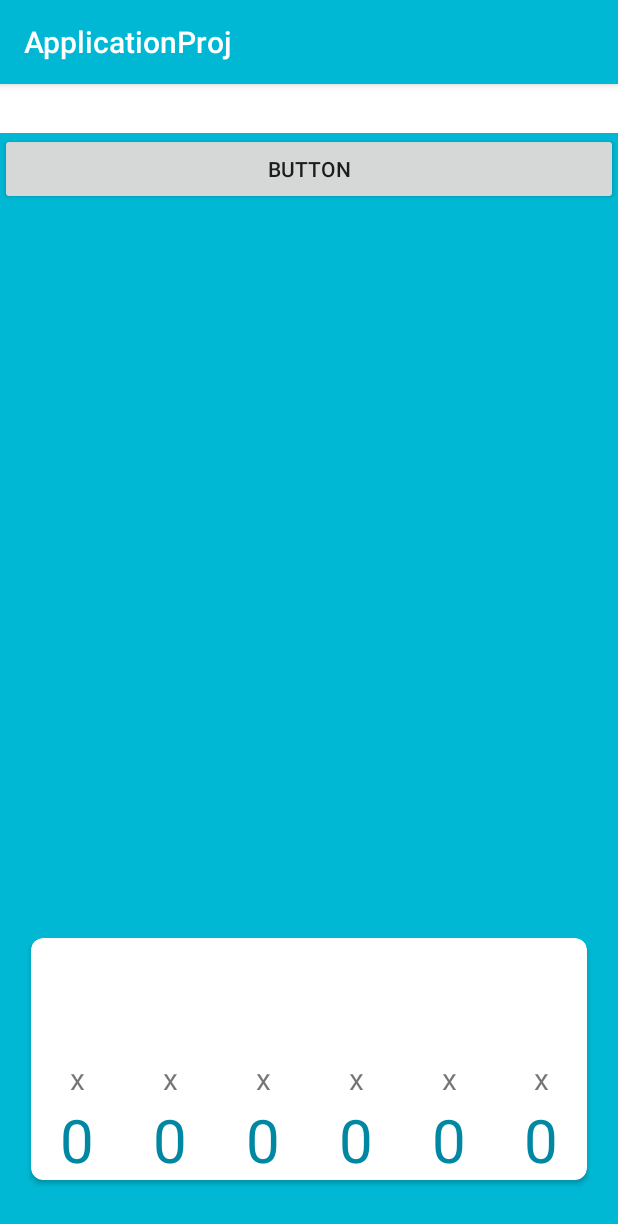
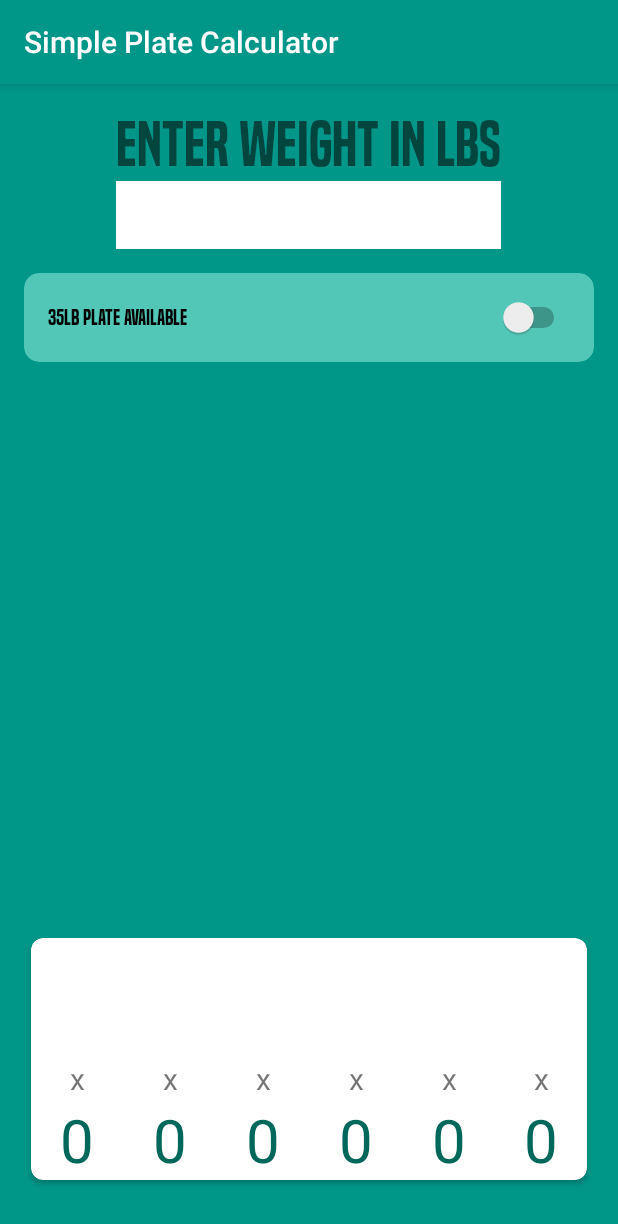
Before and after one commit to TJBlack31/WeightCalculator, an Android app: the fragment WeightDisplay placed in its activity, on a phone screen of 412 x 824 dp. Shown: the top 1224 px of the screen. Run offline under Robolectric (Android 15) with nearby library versions, the phone set to English and light mode, and no system bars.

Commit message:
Added some new typefaces and changed some colors.  Still need to add logic for plates available to the user

```diff
--- /dev/null
+++ b/app/src/main/java/com/morticia/android/applicationproj/FontUtil.java
@@ -0,0 +1,32 @@
+package com.morticia.android.applicationproj;
+
+import android.content.Context;
+import android.graphics.Typeface;
+import android.widget.EditText;
+import android.widget.Switch;
+import android.widget.TextView;
+
+/**
+ * Created by Morticia on 3/24/18.
+ */
+
+public class FontUtil {
+
+    public static void setTextType(TextView textView, Context context){
+        Typeface type = Typeface.createFromAsset(context.getAssets(),"fonts/built titling sb.ttf");
+        textView.setTypeface(type);
+    }
+    public static void setTextType(Switch switchTxt, Context context){
+        Typeface type = Typeface.createFromAsset(context.getAssets(),"fonts/built titling sb.ttf");
+        switchTxt.setTypeface(type);
+    }
+    public static void setNoType(EditText editTxt, Context context){
+        Typeface type = Typeface.createFromAsset(context.getAssets(),"fonts/39smooth.ttf");
+        editTxt.setTypeface(type);
+    }
+
+    public static void setNoType(TextView num, Context context){
+        Typeface type = Typeface.createFromAsset(context.getAssets(),"fonts/39smooth.ttf");
+        num.setTypeface(type);
+    }
+}
--- a/app/src/main/java/com/morticia/android/applicationproj/MainActivity.java
+++ b/app/src/main/java/com/morticia/android/applicationproj/MainActivity.java
@@ -1,61 +1,65 @@
 package com.morticia.android.applicationproj;
 
+import android.support.v4.app.FragmentManager;
 import android.support.v4.app.FragmentTransaction;
 import android.support.v7.app.AppCompatActivity;
 import android.os.Bundle;
 import android.text.Editable;
 import android.text.TextWatcher;
+import android.util.Log;
+import android.view.KeyEvent;
 import android.view.View;
+import android.view.inputmethod.EditorInfo;
 import android.widget.Button;
 import android.widget.EditText;
 import android.widget.FrameLayout;
 import android.widget.LinearLayout;
+import android.widget.Switch;
+import android.widget.TextView;
 import android.widget.Toast;
 
 public class MainActivity extends AppCompatActivity {
 
     EditText weightAmount;
-    Button calculateButton;
+
     FragmentTransaction ft;
     boolean isDisplayed;
     WeightDisplay newFragment;
+    TextView weightLabel;
+    Switch is35Available;
 
     @Override
     protected void onCreate(Bundle savedInstanceState) {
         super.onCreate(savedInstanceState);
         setContentView(R.layout.activity_main);
+        weightLabel = findViewById(R.id.weightLabel);
+        is35Available = findViewById(R.id.available35);
+        weightAmount = findViewById(R.id.weightAmount);
 
-        weightAmount = findViewById(R.id.weightAmount);
-        weightAmount.addTextChangedListener(new TextWatcher() {
-            @Override
-            public void beforeTextChanged(CharSequence charSequence, int i, int i1, int i2) {
+        FontUtil.setTextType(weightLabel, this);
+        FontUtil.setTextType(is35Available, this);
+        FontUtil.setNoType(weightAmount, this);
 
+        weightAmount.setOnEditorActionListener(new TextView.OnEditorActionListener() {
+            public boolean onEditorAction(TextView v, int actionId, KeyEvent event) {
+                if ((event != null && (event.getKeyCode() == KeyEvent.KEYCODE_ENTER)) || (actionId == EditorInfo.IME_ACTION_DONE)) {
+                    onDoneClicked();
+                }
+                return false;
+            }
+        });
     }
 
-            @Override
-            public void onTextChanged(CharSequence charSequence, int i, int i1, int i2) {
-
-            }
-
-            @Override
-            public void afterTextChanged(Editable editable) {
-
-            }
-        });
-
-        calculateButton = findViewById(R.id.calculateButton);
-
-        calculateButton.setOnClickListener(new View.OnClickListener() {
-            @Override
-            public void onClick(View view) {
+    private void onDoneClicked(){
         if(newFragment != null) {
-                    getSupportFragmentManager().beginTransaction().
-                            remove(getSupportFragmentManager().findFragmentById(R.id.frag)).commit();
+            FragmentManager fm  = getSupportFragmentManager();
+            fm.popBackStack();
         }
         if(weightAmount.getText().toString().length() > 0) {
-                    FrameLayout layout = (FrameLayout) findViewById(R.id.frag);
+
+            FrameLayout layout = findViewById(R.id.frag);
             layout.removeAllViewsInLayout();
-                    WeightCalculator weightCalculator = new WeightCalculator(2.5, 45, false);
+            WeightCalculator weightCalculator = new WeightCalculator(2.5, 45, is35Available.isChecked());
             weightCalculator.configurePlates(Integer.parseInt(weightAmount.getText().toString()));
 
             newFragment = WeightDisplay.newInstance(weightCalculator.getPlates45(), weightCalculator.getPlates35(),
@@ -67,12 +71,10 @@ public class MainActivity extends AppCompatActivity {
             ft = getSupportFragmentManager().beginTransaction();
             ft.setCustomAnimations(R.anim.slide_in_left, R.anim.slide_in_left);
             ft.replace(R.id.frag, newFragment, "fragment");
-                    ft.addToBackStack(null);
+
 // Start the animated transition.
             ft.commit();
             isDisplayed = true;
         }
     }
-        });
 }
-}
--- a/app/src/main/java/com/morticia/android/applicationproj/WeightDisplay.java
+++ b/app/src/main/java/com/morticia/android/applicationproj/WeightDisplay.java
@@ -42,48 +42,12 @@ public class WeightDisplay extends Fragment {
 
 
 
-    TextView fortyfiveTV ;
-    TextView thirtyfiveTV;
-    TextView twentyfiveTV;
-    TextView tenTV;
-    TextView fiveTV ;
-    TextView twopntfiveTV;
 
-    LinearLayout fortyfiveLL;
-    LinearLayout thirtyfiveLL;
-    LinearLayout twentyfiveLL;
-    LinearLayout tenLL;
-    LinearLayout fiveLL ;
-    LinearLayout twopntfiveLL;
 
     public WeightDisplay() {
-        // Required empty public constructor
+
     }
 
-    /**
-     * Use this factory method to create a new instance of
-     * this fragment using the provided parameters.
-     *
-     * @param param1 Parameter 1.
-     * @param param2 Parameter 2.
-     * @return A new instance of fragment WeightDisplay.
-     */
-    // TODO: Rename and change types and number of parameters
-//    public static WeightDisplay newInstance(int fortyFives, int twentyFives, int thirtyFives,
-//             int tens,
-//             int fives,
-//             int twoPntFives ) {
-//        WeightDisplay fragment = new WeightDisplay();
-//        Bundle args = new Bundle();
-//        args.putInt(PARAM45, fortyFives);
-//        args.putInt(PARAM35, thirtyFives);
-//        args.putInt(PARAM25, twentyFives);
-//        args.putInt(PARAM10, tens);
-//        args.putInt(PARAM5, fives);
-//        args.putInt(PARAM2pnt5, twoPntFives);
-//        fragment.setArguments(args);
-//        return fragment;
-//    }
 
     public static WeightDisplay newInstance(int fortyFives, int thirtyFives, int twentyFives,
                                             int tens,
@@ -110,7 +74,6 @@ public class WeightDisplay extends Fragment {
     @Override
     public View onCreateView(LayoutInflater inflater, ViewGroup container,
                              Bundle savedInstanceState) {
-        // Inflate the layout for this fragment
 
         View view = inflater.inflate(R.layout.fragment_weight_display, container, false);
 
@@ -138,41 +101,17 @@ public class WeightDisplay extends Fragment {
                     (TextView)view.findViewById(R.id.tv2_5lb), (LinearLayout)view.findViewById(R.id.linearLayout2pnt5lb),
                     (ImageView) view.findViewById(R.id.imageView2pnt5), "twoPntFive", R.drawable.plates2pnt5x1));
 
+            changeNoType(weightStackHashMap);
         }
-
-//
-//        fortyfiveTV = view.findViewById(R.id.tv45lb);
-//        thirtyfiveTV = view.findViewById(R.id.tv35lb);
-//        twentyfiveTV = view.findViewById(R.id.tv25lb);
-//        tenTV = view.findViewById(R.id.tv10lb);
-//        fiveTV = view.findViewById(R.id.tv5lb);
-//        twopntfiveTV = view.findViewById(R.id.tv2_5lb);
-//
-//        fortyfiveLL = view.findViewById(R.id.linearLayout45lb);
-//        thirtyfiveLL = view.findViewById(R.id.linearLayout35lb);
-//        twentyfiveLL = view.findViewById(R.id.linearLayout25lb);
-//        tenLL = view.findViewById(R.id.linearLayout10lb);
-//        fiveLL = view.findViewById(R.id.linearLayout5lb);
-//        twopntfiveLL = view.findViewById(R.id.linearLayout2pnt5lb);
-
-//
-//        fortyfiveTV.setText(Integer.toString(fortyFives));
-//        thirtyfiveTV.setText(Integer.toString(thirtyFives));
-//        twentyfiveTV.setText(Integer.toString(twentyFives));
-//        tenTV.setText(Integer.toString(tens));
-//        fiveTV.setText(Integer.toString(fives));
-//        twopntfiveTV.setText(Integer.toString(twoPntFives));
-
-
-
 
         return view;
     }
 
-
-
-    // TODO: Rename method, update argument and hook method into UI event
-
+    private void changeNoType(HashMap<String, WeightStack> hash){
+        for(WeightStack weightStack : hash.values()){
+            weightStack.setTypeFace(this.getContext());
+        }
+    }
 
     @Override
     public void onAttach(Context context) {
@@ -188,9 +127,4 @@ public class WeightDisplay extends Fragment {
 
     }
 
-
-    public interface OnFragmentInteractionListener {
-        // TODO: Update argument type and name
-        void onFragmentInteraction(Uri uri);
-    }
 }
--- a/app/src/main/java/com/morticia/android/applicationproj/WeightStack.java
+++ b/app/src/main/java/com/morticia/android/applicationproj/WeightStack.java
@@ -1,5 +1,6 @@
 package com.morticia.android.applicationproj;
 
+import android.content.Context;
 import android.view.View;
 import android.widget.ImageView;
 import android.widget.LinearLayout;
@@ -25,6 +26,8 @@ public class WeightStack {
         this.weightImage = img;
         this.weight = weight;
         this.imageResource = imageResource;
+
+
 
         checkPlates();
     }
@@ -68,4 +71,8 @@ public class WeightStack {
         }
     }
 
+    public void setTypeFace(Context context){
+        FontUtil.setNoType(displayAmnt, context);
+    }
+
 }
--- a/app/src/main/res/layout/activity_main.xml
+++ b/app/src/main/res/layout/activity_main.xml
@@ -10,24 +10,63 @@
 
     <LinearLayout
         android:layout_width="match_parent"
+        android:padding="16dp"
+        android:layout_height="wrap_content"
+        android:background="@android:color/transparent"
+        android:orientation="vertical">
 
-        android:layout_height="268dp"
-        android:orientation="vertical">
+        <LinearLayout
+            android:layout_width="wrap_content"
+            android:layout_height="wrap_content"
+            android:orientation="vertical"
+            android:layout_gravity="center"
+            android:paddingBottom="16dp">
+
+            <TextView
+                android:id="@+id/weightLabel"
+                android:layout_width="wrap_content"
+                android:layout_height="wrap_content"
+                android:layout_weight="1"
+                android:textSize="40sp"
+                android:text="Enter weight in lbs" />
 
             <EditText
                 android:id="@+id/weightAmount"
+
                 android:layout_width="match_parent"
                 android:layout_height="wrap_content"
                 android:background="#FFF"
-            android:padding="4dp"
+                android:textSize="40sp"
                 android:ems="10"
+
                 android:inputType="number" />
+        </LinearLayout>
 
-        <Button
-            android:id="@+id/calculateButton"
+
+        <android.support.v7.widget.CardView
             android:layout_width="match_parent"
             android:layout_height="wrap_content"
-            android:text="Button" />
+            app:contentPadding="16dp"
+
+            app:cardBackgroundColor="@color/colorAccent"
+            app:cardCornerRadius="10dp"
+            >
+
+            <LinearLayout
+                android:layout_width="match_parent"
+                android:layout_height="match_parent"
+                android:orientation="vertical">
+
+                <Switch
+                    android:id="@+id/available35"
+                    android:layout_width="match_parent"
+                    android:layout_height="wrap_content"
+                    android:text="35lb plate available" />
+
+            </LinearLayout>
+        </android.support.v7.widget.CardView>
+
+
     </LinearLayout>
 
     <FrameLayout
--- a/app/src/main/res/values/colors.xml
+++ b/app/src/main/res/values/colors.xml
@@ -1,6 +1,6 @@
 <?xml version="1.0" encoding="utf-8"?>
 <resources>
-    <color name="colorPrimary">#00b8d4</color>
-    <color name="colorPrimaryDark">#0088a3</color>
-    <color name="colorAccent">#62ebff</color>
+    <color name="colorPrimary">#009688</color>
+    <color name="colorPrimaryDark">#00675b</color>
+    <color name="colorAccent">#52c7b8</color>
 </resources>
--- a/app/src/main/res/values/strings.xml
+++ b/app/src/main/res/values/strings.xml
@@ -1,5 +1,5 @@
 <resources>
-    <string name="app_name">ApplicationProj</string>
+    <string name="app_name">Simple Plate Calculator</string>
 
     <!-- TODO: Remove or change this placeholder text -->
     <string name="hello_blank_fragment">Hello blank fragment</string>
--- a/app/src/main/res/values/styles.xml
+++ b/app/src/main/res/values/styles.xml
@@ -6,6 +6,7 @@
         <item name="colorPrimary">@color/colorPrimary</item>
         <item name="colorPrimaryDark">@color/colorPrimaryDark</item>
         <item name="colorAccent">@color/colorAccent</item>
+        <item name="colorSwitchThumbNormal">@android:color/white</item>
     </style>
 
 </resources>
```
Also changed, not shown: app/src/main/assets/fonts/39smooth.ttf (added), app/src/main/assets/fonts/Crasns.ttf (added), app/src/main/assets/fonts/built titling sb.ttf (added). Lines whose indentation alone changed are shown as unchanged.
